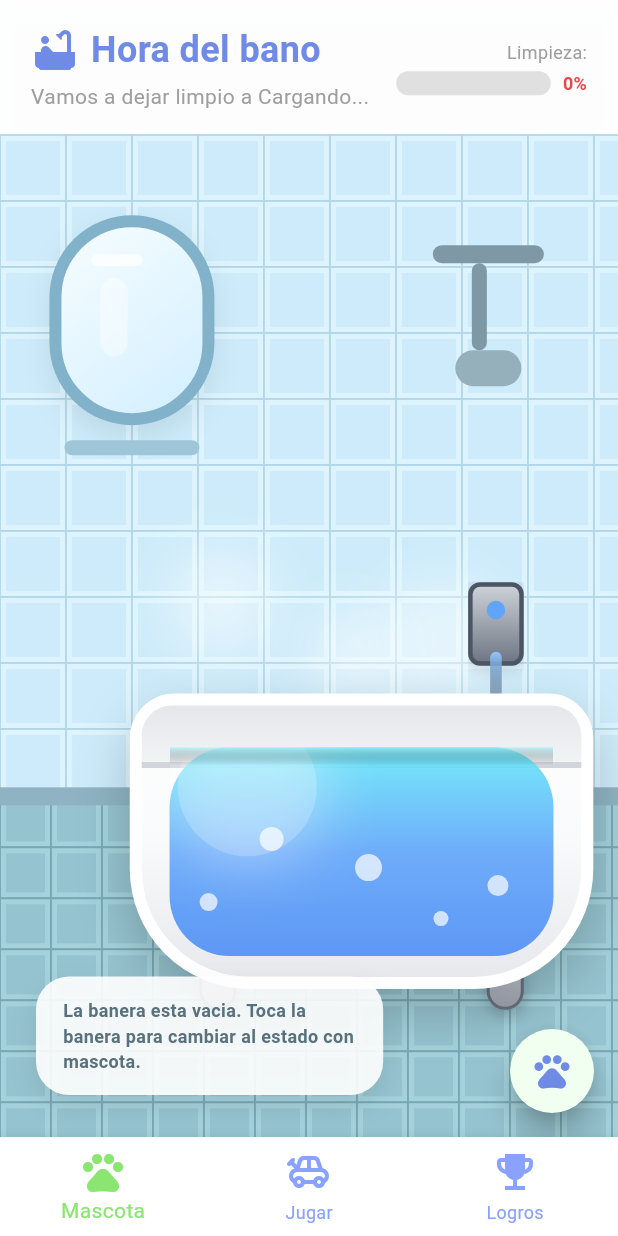
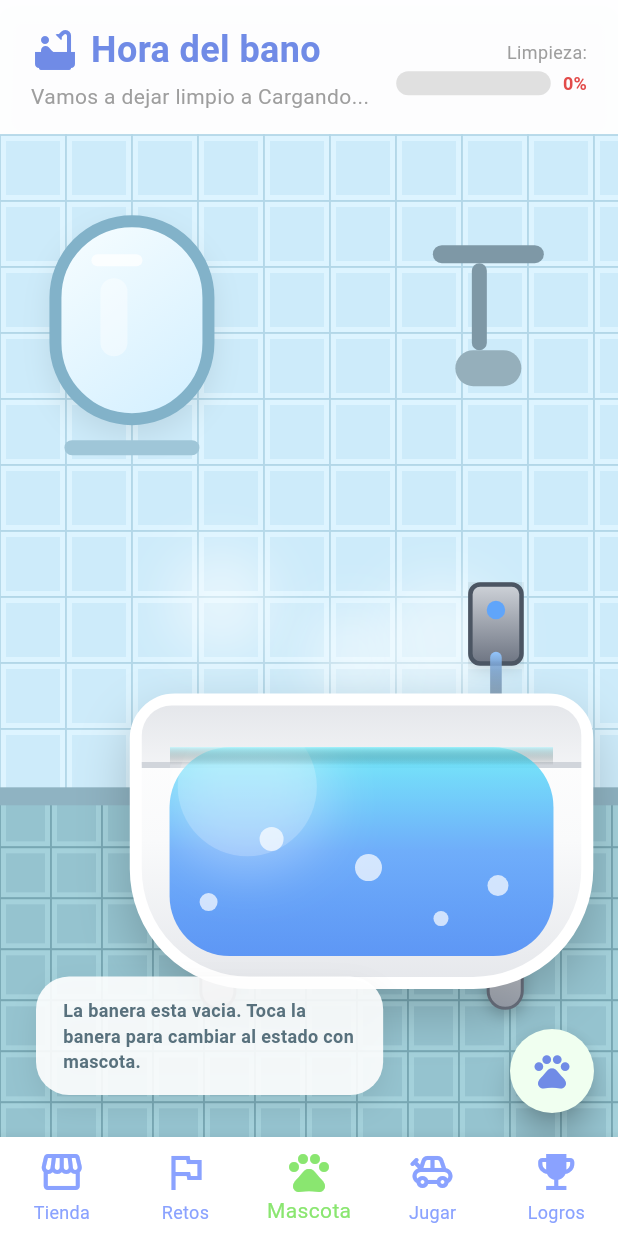
Before and after one commit to AlejandroGuillermo/cuidar_huellitas, a Flutter app: the BanarScreen screen opened by its route, on a phone screen of 412 x 824 dp. Run offline on Flutter 3.47's test engine with Material 3 defaults, Android fonts, the phone set to English and light mode, and no system bars; our stand-ins replace cloud_firestore, firebase_auth, firebase_core, flutter_bloc, go_router; accounts and stored records are empty; Roboto replaces fonts that are missing (Nunito).

Commit message:
Add Tienda and Retos routes and nav items
Se actualizó la navegación principal de la aplicación, eliminando la antigua sección de aprendizaje para dar paso a dos nuevas características: Tienda y Retos.

Cambios detallados:

1. Enrutamiento (app_router.dart):
  - Se eliminó la ruta y la configuración obsoleta de `aprende`.
  - Se registraron las nuevas rutas `tienda` y `retos`, utilizando pantallas `Placeholder` temporalmente mientras se desarrolla su interfaz.

2. Barra de Navegación (BottomNavigationBar):
  - Se agregaron los nuevos elementos visuales para la pestaña de "Tienda" (ícono de tienda) y "Retos" (ícono de bandera).
  - Se configuró el tipo de barra como `fixed` para asegurar que todos los íconos se muestren correctamente sin animaciones de desplazamiento que oculten elementos.
  - Se remapearon los índices de las pestañas y se actualizó la lógica de navegación en el evento `onTap` para acomodar la nueva estructura de pantallas.
  - Se ajustó la lógica de selección del índice por defecto al inicializar la barra.

```diff
--- a/lib/core/app_router.dart
+++ b/lib/core/app_router.dart
@@ -18,7 +18,8 @@ class AppRoutes {
   static const register = '/register';
   static const adopcion = '/adopcion';
   static const home = '/home';
-  static const aprende = '/home/aprende';
+  static const tienda = '/home/tienda';
+  static const retos = '/home/retos';
   static const logros = '/home/logros';
   static const ar = '/home/mascota/ar';
 
@@ -166,14 +167,19 @@ final appRouter = GoRouter(
           ],
         ),
         GoRoute(
+          path: AppRoutes.tienda,
+          name: 'tienda',
+          builder: (context, state) => const Placeholder(), // TiendaScreen
+        ),
+        GoRoute(
+          path: AppRoutes.retos,
+          name: 'retos',
+          builder: (context, state) => const Placeholder(), // RetosScreen
+        ),
+        GoRoute(
           path: AppRoutes.jugar,
           name: 'jugar',
           builder: (context, state) => const JugarScreen(),
-        ),
-        GoRoute(
-          path: AppRoutes.aprende,
-          name: 'aprende',
-          builder: (context, state) => const Placeholder(), //EducacionScreen
         ),
         GoRoute(
           path: AppRoutes.logros,
@@ -198,9 +204,11 @@ class _NavBarShell extends StatelessWidget {
   // Determina cuál tab está activa según la ruta actual
   int _indexActual() {
     final location = state.uri.toString();
-    if (location.startsWith(AppRoutes.jugar)) return 1;
-    if (location.startsWith(AppRoutes.logros)) return 2;
-    return 0; // home/mascota por defecto
+    if (location.startsWith(AppRoutes.tienda)) return 0;
+    if (location.startsWith(AppRoutes.retos)) return 1;
+    if (location.startsWith(AppRoutes.jugar)) return 3;
+    if (location.startsWith(AppRoutes.logros)) return 4;
+    return 2; // home/mascota por defecto
   }
 
   @override
@@ -209,6 +217,7 @@ class _NavBarShell extends StatelessWidget {
       body: child,
       bottomNavigationBar: BottomNavigationBar(
         currentIndex: _indexActual(),
+        type: BottomNavigationBarType.fixed,
         selectedItemColor: AppColors.verdePrincipal,
         unselectedItemColor: AppColors.azulClaro,
         backgroundColor: Colors.white,
@@ -216,17 +225,31 @@ class _NavBarShell extends StatelessWidget {
         onTap: (index) {
           switch (index) {
             case 0:
+              context.go(AppRoutes.tienda);
+              break;
+            case 1:
+              context.go(AppRoutes.retos);
+              break;
+            case 2:
               context.go(AppRoutes.home);
               break;
-            case 1:
+            case 3:
               context.go(AppRoutes.jugar);
               break;
-            case 2:
+            case 4:
               context.go(AppRoutes.logros);
               break;
           }
         },
         items: const [
+          BottomNavigationBarItem(
+            icon: Icon(Icons.storefront_outlined, size: 32),
+            label: 'Tienda',
+          ),
+          BottomNavigationBarItem(
+            icon: Icon(Icons.flag_outlined, size: 32),
+            label: 'Retos',
+          ),
           BottomNavigationBarItem(
             icon: Icon(Icons.pets, size: 32),
             label: 'Mascota',
```
